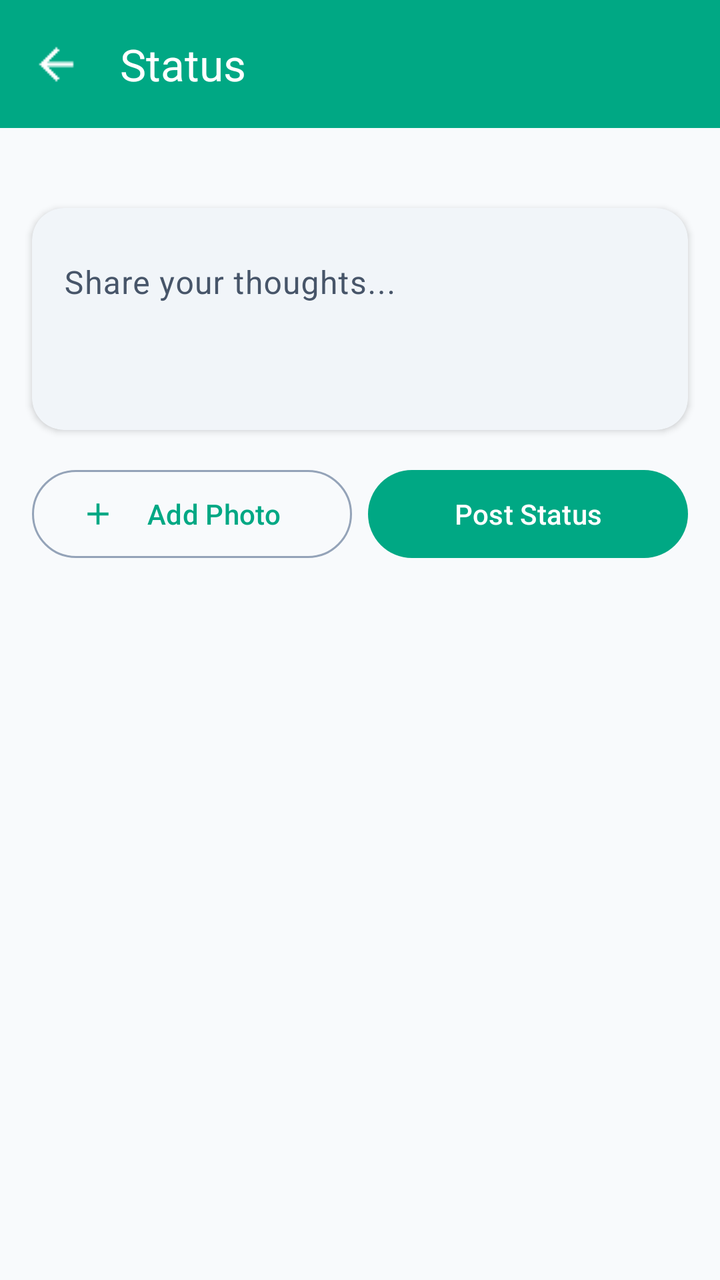
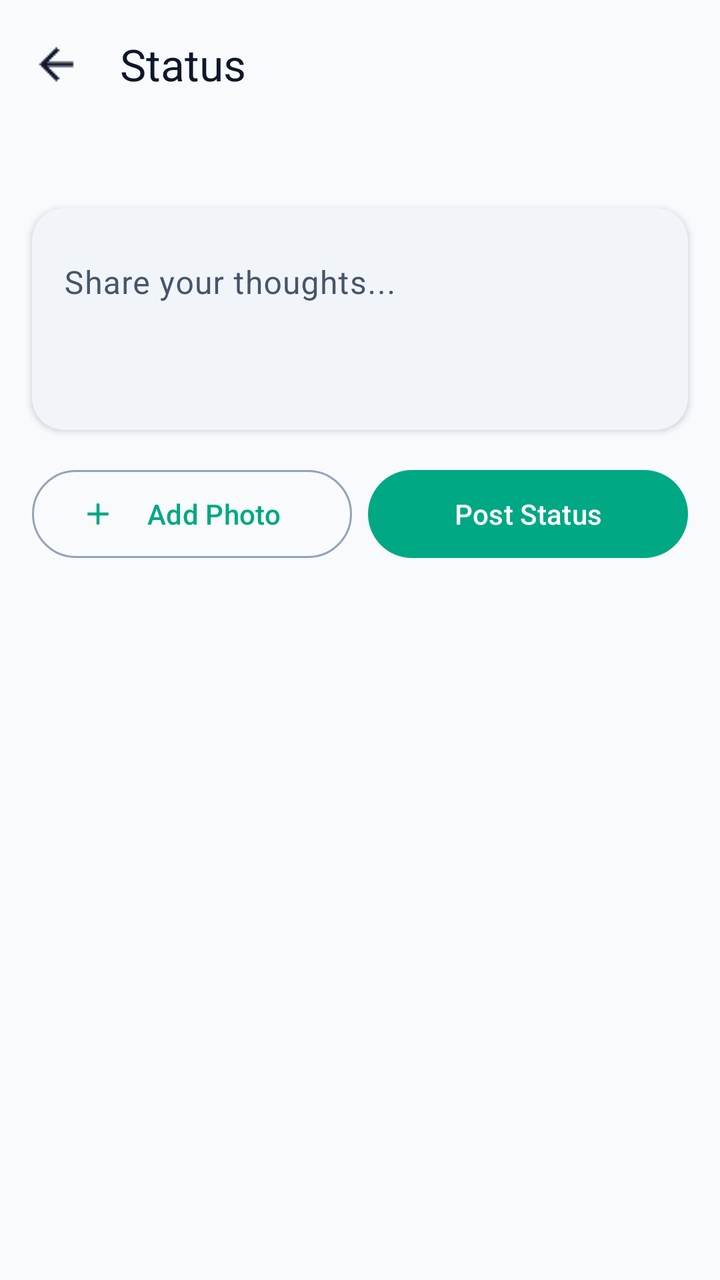

Compare the two renders of this Android layout. The source of the first and the diff that turns it into the second are given below.
<!-- AndroidManifest.xml: application theme Theme.GupShup -->
<!-- res/layout/fragment_status.xml -->
<?xml version="1.0" encoding="utf-8"?>
<androidx.constraintlayout.widget.ConstraintLayout
    xmlns:android="http://schemas.android.com/apk/res/android"
    xmlns:app="http://schemas.android.com/apk/res-auto"
    android:layout_width="match_parent"
    android:layout_height="match_parent"
    android:background="?attr/colorSurface">

    
    <com.google.android.material.appbar.MaterialToolbar
        android:id="@+id/statusToolbar"
        android:layout_width="0dp"
        android:layout_height="?attr/actionBarSize"
        android:background="?attr/colorPrimary"
        app:title="Status"
        app:titleTextColor="?attr/colorOnPrimary"
        app:titleCentered="false"
        app:navigationIcon="@drawable/ic_back"
        app:navigationIconTint="?attr/colorOnPrimary"
        app:layout_constraintTop_toTopOf="parent"
        app:layout_constraintStart_toStartOf="parent"
        app:layout_constraintEnd_toEndOf="parent"/>

    
    <androidx.recyclerview.widget.RecyclerView
        android:id="@+id/statusBubbleRecyclerView"
        android:layout_width="0dp"
        android:layout_height="wrap_content"
        android:paddingVertical="12dp"
        android:clipToPadding="false"
        android:orientation="horizontal"
        app:layoutManager="androidx.recyclerview.widget.LinearLayoutManager"
        app:layout_constraintTop_toBottomOf="@id/statusToolbar"
        app:layout_constraintStart_toStartOf="parent"
        app:layout_constraintEnd_toEndOf="parent"/>

    
    <com.google.android.material.card.MaterialCardView
        android:id="@+id/statusInputCard"
        android:layout_width="0dp"
        android:layout_height="wrap_content"
        android:layout_margin="16dp"
        app:cardCornerRadius="16dp"
        app:cardElevation="2dp"
        app:cardBackgroundColor="?attr/colorSurfaceContainer"
        app:strokeWidth="0dp"
        app:layout_constraintTop_toBottomOf="@id/statusBubbleRecyclerView"
        app:layout_constraintStart_toStartOf="parent"
        app:layout_constraintEnd_toEndOf="parent">

        <com.google.android.material.textfield.TextInputLayout
            android:layout_width="match_parent"
            android:layout_height="wrap_content"
            android:hint="Share your thoughts..."
            app:boxBackgroundMode="none">

            <com.google.android.material.textfield.TextInputEditText
                android:id="@+id/statusEditText"
                android:layout_width="match_parent"
                android:layout_height="100dp"
                android:gravity="top|start"
                android:inputType="textMultiLine"
                android:maxLines="5"
                android:textColor="?attr/colorOnSurface"/>
        </com.google.android.material.textfield.TextInputLayout>
    </com.google.android.material.card.MaterialCardView>

    
    <LinearLayout
        android:id="@+id/buttonContainer"
        android:layout_width="0dp"
        android:layout_height="wrap_content"
        android:orientation="horizontal"
        android:layout_marginHorizontal="16dp"
        android:layout_marginTop="16dp"
        app:layout_constraintTop_toBottomOf="@id/statusInputCard"
        app:layout_constraintStart_toStartOf="parent"
        app:layout_constraintEnd_toEndOf="parent">

        <com.google.android.material.button.MaterialButton
            android:id="@+id/addPhotoButton"
            android:layout_width="0dp"
            android:layout_height="52dp"
            android:layout_weight="1"
            android:text="Add Photo"
            android:layout_marginEnd="8dp"
            app:icon="@drawable/ic_add_status"
            style="@style/Widget.Material3.Button.OutlinedButton"
            app:cornerRadius="26dp"/>

        <com.google.android.material.button.MaterialButton
            android:id="@+id/postStatusButton"
            android:layout_width="0dp"
            android:layout_height="52dp"
            android:layout_weight="1"
            android:text="Post Status"
            style="@style/Widget.Material3.Button"
            app:cornerRadius="26dp"/>
    </LinearLayout>

    
    <androidx.recyclerview.widget.RecyclerView
        android:id="@+id/statusRecyclerView"
        android:layout_width="0dp"
        android:layout_height="0dp"
        android:padding="16dp"
        android:clipToPadding="false"
        android:layout_marginTop="8dp"
        app:layout_constraintTop_toBottomOf="@id/buttonContainer"
        app:layout_constraintBottom_toBottomOf="parent"
        app:layout_constraintStart_toStartOf="parent"
        app:layout_constraintEnd_toEndOf="parent"/>

</androidx.constraintlayout.widget.ConstraintLayout>
<!-- resources referenced by this layout -->
<resources>
  <!-- drawable ic_add_status (drawable) -->
  <vector xmlns:android="http://schemas.android.com/apk/res/android"
      android:width="24dp"
      android:height="24dp"
      android:viewportWidth="24"
      android:viewportHeight="24">
    <path
        android:fillColor="@android:color/white"
        android:pathData="M19,13h-6v6h-2v-6H5v-2h6V5h2v6h6v2z"/>
  </vector>
  <color name="colorPrimary">#00A884</color>
  <color name="onPrimary">#FFFFFF</color>
  <color name="colorPrimaryContainer">#B2F1E0</color>
  <color name="onPrimaryContainer">#00201A</color>
  <color name="colorSecondary">#4A635D</color>
  <color name="onSecondary">#FFFFFF</color>
  <color name="colorSecondaryContainer">#CCE8E0</color>
  <color name="onSecondaryContainer">#05201A</color>
  <color name="colorTertiary">#4B607C</color>
  <color name="onTertiary">#FFFFFF</color>
  <color name="colorTertiaryContainer">#D3E4FF</color>
  <color name="onTertiaryContainer">#041C35</color>
  <color name="background">#F8FAFC</color>
  <color name="surface">#F8FAFC</color>
  <color name="surfaceVariant">#E2E8F0</color>
  <color name="onSurface">#0F172A</color>
  <color name="onSurfaceVariant">#475569</color>
  <color name="outline">#94A3B8</color>
  <color name="colorSurfaceContainer">#F1F5F9</color>
  <color name="colorSurfaceContainerLow">#F8FAFC</color>
  <color name="error">#BA1A1A</color>
  <color name="onError">#FFFFFF</color>
  <color name="errorContainer">#FFDAD6</color>
  <color name="onErrorContainer">#410002</color>
  <!-- unchanged entries left out for length: 2 -->
</resources>

<!-- the commit's change to res/layout/fragment_status.xml (unified diff, before → after) -->
@@ -11,12 +11,12 @@
         android:id="@+id/statusToolbar"
         android:layout_width="0dp"
         android:layout_height="?attr/actionBarSize"
-        android:background="?attr/colorPrimary"
+        android:background="?attr/colorSurface"
         app:title="Status"
-        app:titleTextColor="?attr/colorOnPrimary"
+        app:titleTextColor="?attr/colorOnSurface"
         app:titleCentered="false"
         app:navigationIcon="@drawable/ic_back"
-        app:navigationIconTint="?attr/colorOnPrimary"
+        app:navigationIconTint="?attr/colorOnSurface"
         app:layout_constraintTop_toTopOf="parent"
         app:layout_constraintStart_toStartOf="parent"
         app:layout_constraintEnd_toEndOf="parent"/>
